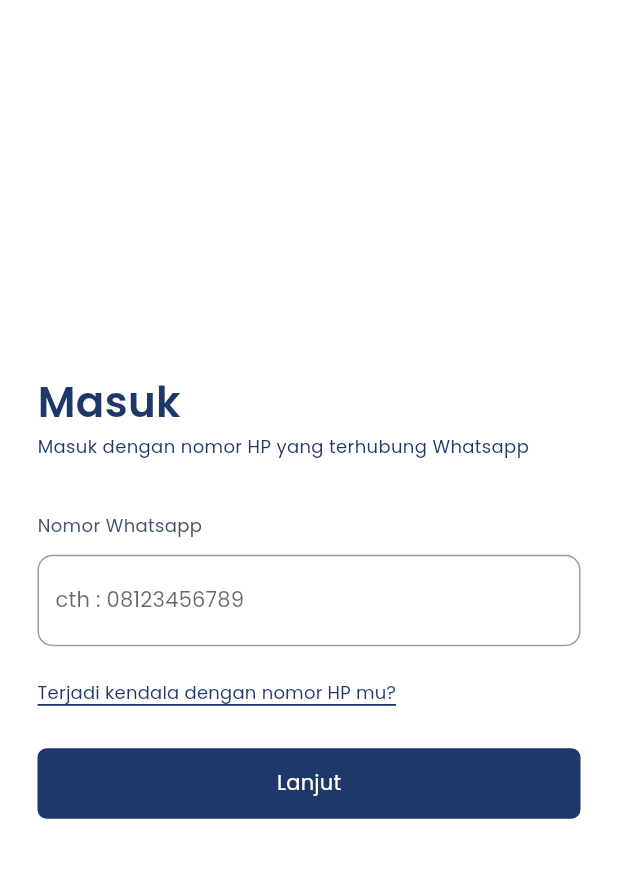
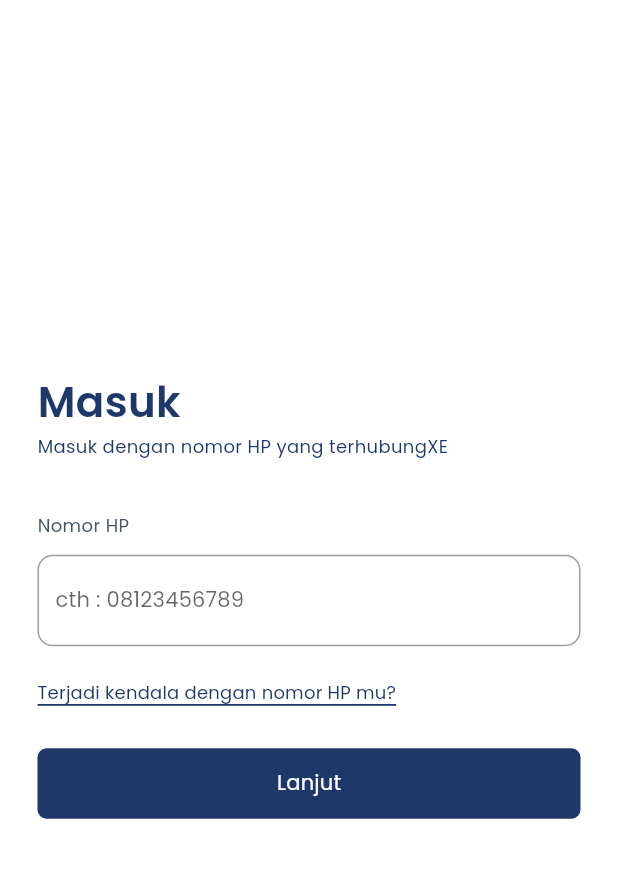
Before and after one commit to ariaji25/jumpa-docter-mobile, a Flutter app: the LoginPage screen opened by its route, on a phone screen of 412 x 824 dp, the part 76-954 px from its top. Run offline on Flutter 3.47's test engine with Material 2 defaults, Android fonts, the phone set to English and light mode, and no system bars; our stand-ins replace another_flushbar, awesome_snackbar_content, carousel_slider, dartz, dio, dropdown_search and 21 more; missing offline and left inert: dio_log, flutter_google_places_hoc081098, google_api_headers, google_maps_webservice; accounts and stored records are empty; generated files the repository leaves out were written again; statements that could not run were skipped.

Commit message:
Change WA to SMS

```diff
--- a/lib/persentation/pages/auth/login_page.dart
+++ b/lib/persentation/pages/auth/login_page.dart
@@ -106,7 +106,7 @@ class _LoginPageState extends State<LoginPage> {
               ),
             ),
             Text(
-              "Masuk dengan nomor HP yang terhubung Whatsapp",
+              "Masuk dengan nomor HP yang terhubungXE",
               style: AppTheme.bodyText.copyWith(
                 color: AppColors.primaryColor,
                 fontWeight: FontWeight.w400,
@@ -115,7 +115,7 @@ class _LoginPageState extends State<LoginPage> {
             ),
             const SizedBox(height: 35),
             Text(
-              "Nomor Whatsapp",
+              "Nomor HP",
               style: AppTheme.bodyText.copyWith(
                 color: AppColors.primaryColorLightColor,
                 fontWeight: FontWeight.w400,
--- a/lib/persentation/pages/auth/otp_page.dart
+++ b/lib/persentation/pages/auth/otp_page.dart
@@ -123,7 +123,7 @@ class _OtpPageState extends State<OtpPage> {
             RichText(
               text: TextSpan(
                 text:
-                    "Kami sudah mengirimkan kode OTP melalui\nWhatsapp ke nomor ",
+                    "Kami sudah mengirimkan kode OTP melalui\nSMS ke nomor ",
                 style: GoogleFonts.inter(
                   color: AppColors.primaryColorDarkColor,
                   fontSize: 12,
```
